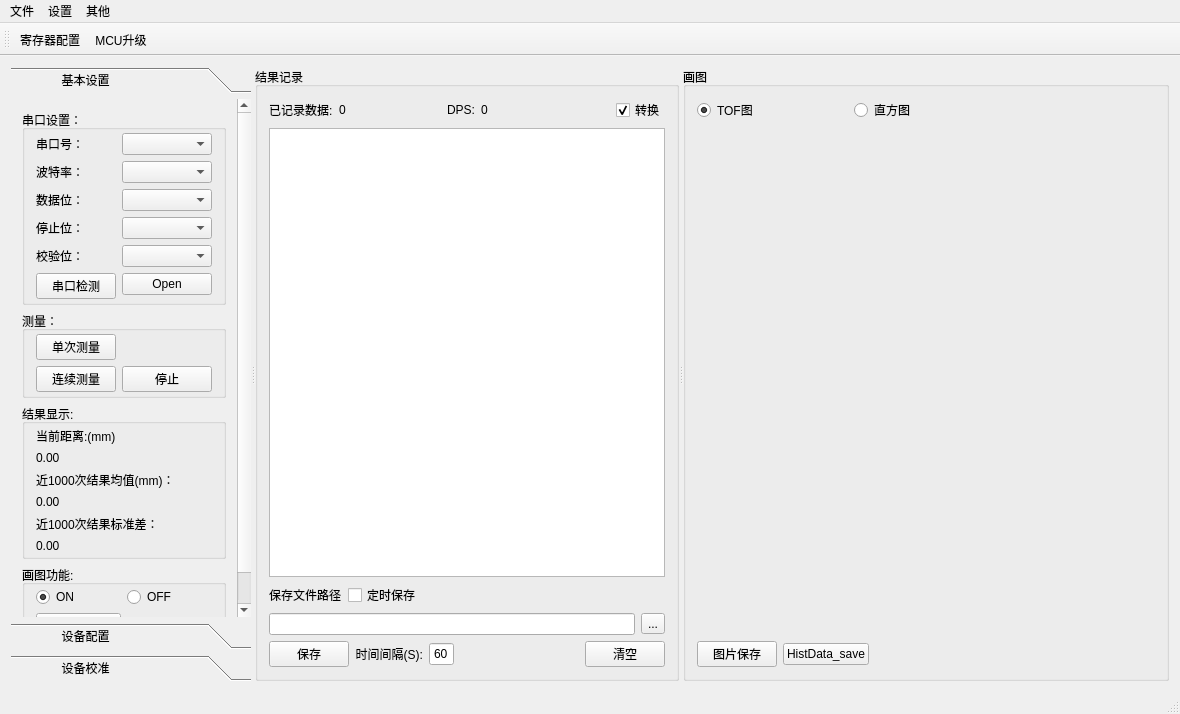
Old version of the form mainwindow.ui in the repository heathen557/vi4300.
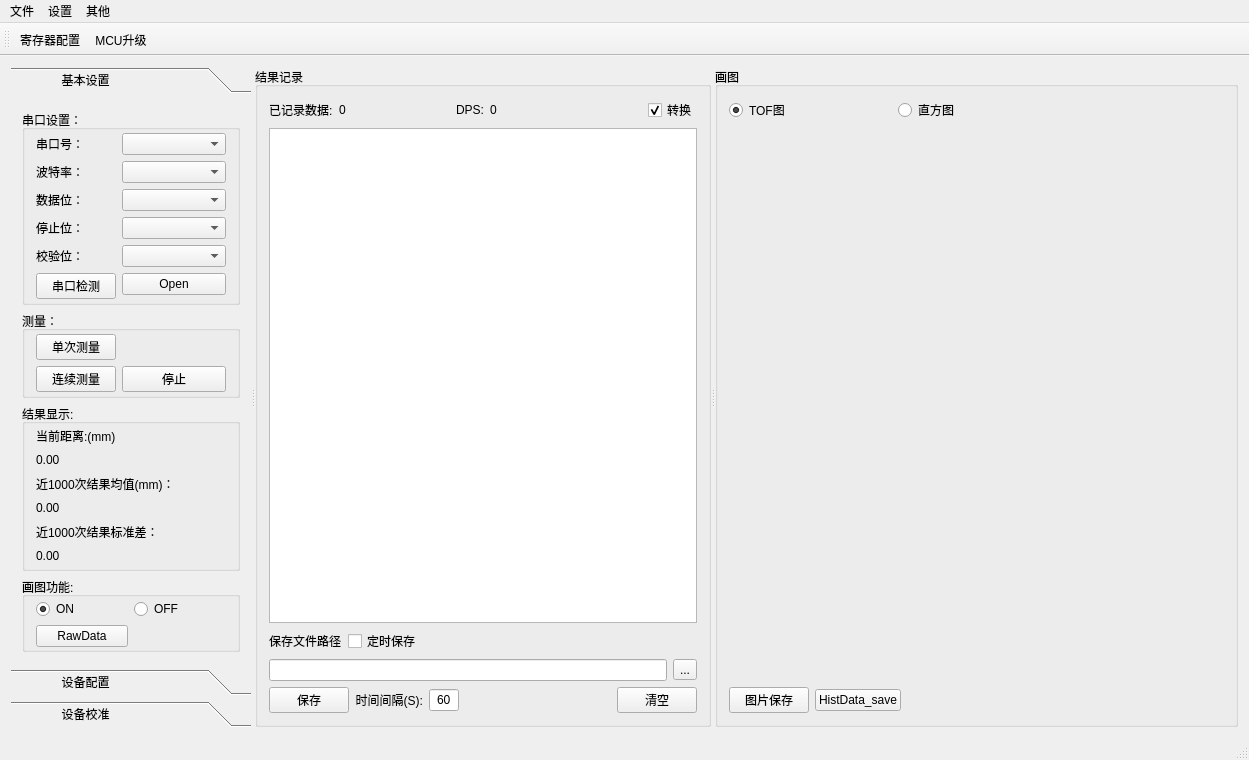
New version of the form. The open tabs and pages were chosen to show the change. Icons and pictures are not drawn. Custom widgets are drawn as their Qt base class.

The edit to the form file:
```diff
--- a/mainwindow.ui
+++ b/mainwindow.ui
@@ -6,8 +6,8 @@
    <rect>
     <x>0</x>
     <y>0</y>
-    <width>1180</width>
-    <height>714</height>
+    <width>1249</width>
+    <height>760</height>
    </rect>
   </property>
   <property name="contextMenuPolicy">
@@ -62,7 +62,7 @@
           <x>0</x>
           <y>0</y>
           <width>240</width>
-          <height>535</height>
+          <height>581</height>
          </rect>
         </property>
         <property name="styleSheet">
@@ -1119,7 +1119,7 @@
     <rect>
      <x>0</x>
      <y>0</y>
-     <width>1180</width>
+     <width>1249</width>
      <height>22</height>
     </rect>
    </property>
```
Left out of the diff: 6 changed lines with no effect on the pictures.
